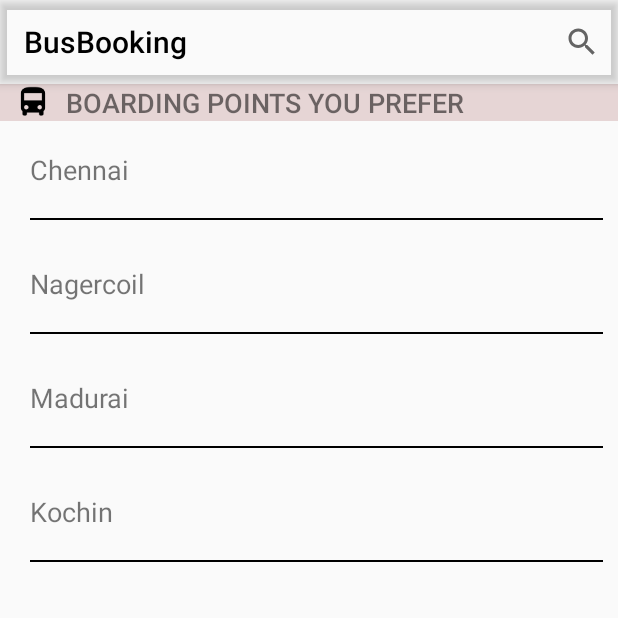
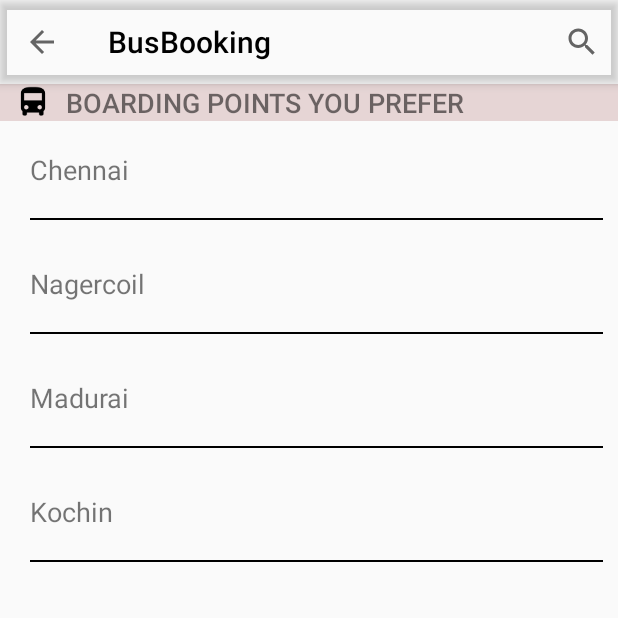
Before and after one commit to shivaneesh0604/BusBooking, an Android app: the screen it shows after launch (MainActivity), after a tap on an icon or button, on a phone screen of 412 x 824 dp, the top half of it. Run offline under Robolectric (Android 15) with nearby library versions, the phone set to English and light mode, and no system bars; our stand-ins replace navigation-ui.

Commit message:
Added back Button Functionality

```diff
--- a/app/src/main/java/com/example/busbooking/View/HomeFragment.kt
+++ b/app/src/main/java/com/example/busbooking/View/HomeFragment.kt
@@ -47,8 +47,6 @@ class HomeFragment : Fragment(), DatePickerBottomSheetListener,
         if (homeViewModel.selectedSource != null) {
             homeBinding.sourceID.text = homeViewModel.selectedSource
         }
-
-
 
         homeBinding.sourceID.setOnClickListener {
             requireActivity().supportFragmentManager.beginTransaction()
--- a/app/src/main/java/com/example/busbooking/View/MainActivity.kt
+++ b/app/src/main/java/com/example/busbooking/View/MainActivity.kt
@@ -16,7 +16,7 @@ import com.google.android.material.bottomnavigation.BottomNavigationView
 
 class MainActivity : AppCompatActivity() {
     private lateinit var activityMainBinding: ActivityMainBinding
-    private lateinit var bottomNavView : BottomNavigationView
+    private lateinit var bottomNavView: BottomNavigationView
     override fun onCreate(savedInstanceState: Bundle?) {
         super.onCreate(savedInstanceState)
         AppCompatDelegate.setDefaultNightMode(AppCompatDelegate.MODE_NIGHT_NO);
@@ -24,6 +24,11 @@ class MainActivity : AppCompatActivity() {
 
 //        activityMainBinding.sourceToolbar.visibility =
         setContentView(activityMainBinding.root)
+
+    }
+
+    override fun onResume() {
+        super.onResume()
         val navHostFragment =
             supportFragmentManager.findFragmentById(R.id.nav_host_fragment) as NavHostFragment
         val navController = navHostFragment.navController
@@ -32,9 +37,10 @@ class MainActivity : AppCompatActivity() {
 
         bottomNavView.setupWithNavController(navController)
         supportFragmentManager.addOnBackStackChangedListener { checkUpBottomNavAndTopAppBar() }
+        supportActionBar?.setDisplayHomeAsUpEnabled(true)
     }
 
-    private fun checkUpBottomNavAndTopAppBar(){
+    private fun checkUpBottomNavAndTopAppBar() {
         val topFrag = supportFragmentManager.findFragmentById(R.id.nav_host_fragment)
         if (topFrag is NavHostFragment) {
             bottomNavView.visibility = View.VISIBLE
@@ -43,17 +49,21 @@ class MainActivity : AppCompatActivity() {
         }
         setSupportActionBar(activityMainBinding.sourceToolbar)
 
-        if (topFrag is SourceFragment || topFrag is DestinationFragment){
+        if (topFrag is NavHostFragment) {
+            activityMainBinding.sourceToolbar.visibility = View.GONE
+        } else {
             activityMainBinding.sourceToolbar.visibility = View.VISIBLE
-        }
-        else{
-            activityMainBinding.sourceToolbar.visibility = View.GONE
         }
     }
 
     override fun onOptionsItemSelected(item: MenuItem): Boolean {
-        val navController = findNavController(R.id.nav_host_fragment)
-        return item.onNavDestinationSelected(navController)
+        if (item.itemId == android.R.id.home) {
+            supportFragmentManager.popBackStack()
+        } else {
+            val navController = findNavController(R.id.nav_host_fragment)
+            item.onNavDestinationSelected(navController)
+        }
+        return true
     }
 
 }
--- a/app/src/main/java/com/example/busbooking/View/SourceFragment.kt
+++ b/app/src/main/java/com/example/busbooking/View/SourceFragment.kt
@@ -69,7 +69,6 @@ class SourceFragment(private val tripClickListener: TripLocationFragmentRecycler
             override fun onMenuItemSelected(menuItem: MenuItem): Boolean {
                 when (menuItem.itemId) {
                     R.id.search -> return true
-
                 }
                 return false
             }
--- a/app/src/main/res/menu/top_app_bar_search.xml
+++ b/app/src/main/res/menu/top_app_bar_search.xml
@@ -8,5 +8,5 @@
         android:icon="@drawable/baseline_search_24"
         android:title="@string/search"
         app:actionViewClass="android.widget.SearchView"
-        app:showAsAction="ifRoom" />
+        app:showAsAction="always" />
 </menu>
--- a/app/src/main/res/values/strings.xml
+++ b/app/src/main/res/values/strings.xml
@@ -23,6 +23,7 @@
     <string name="boarding_points_you_prefer">BOARDING POINTS YOU PREFER</string>
     <string name="tripLocationArea">tripLocationArea</string>
     <string name="app_top_bar_search">App Top Bar Search</string>
+    <string name="app_top_bar_back">App Top Bar back</string>
     <string name="search">Search</string>
     <string name="back">Back</string>
     <string name="Account">Account</string>
```
